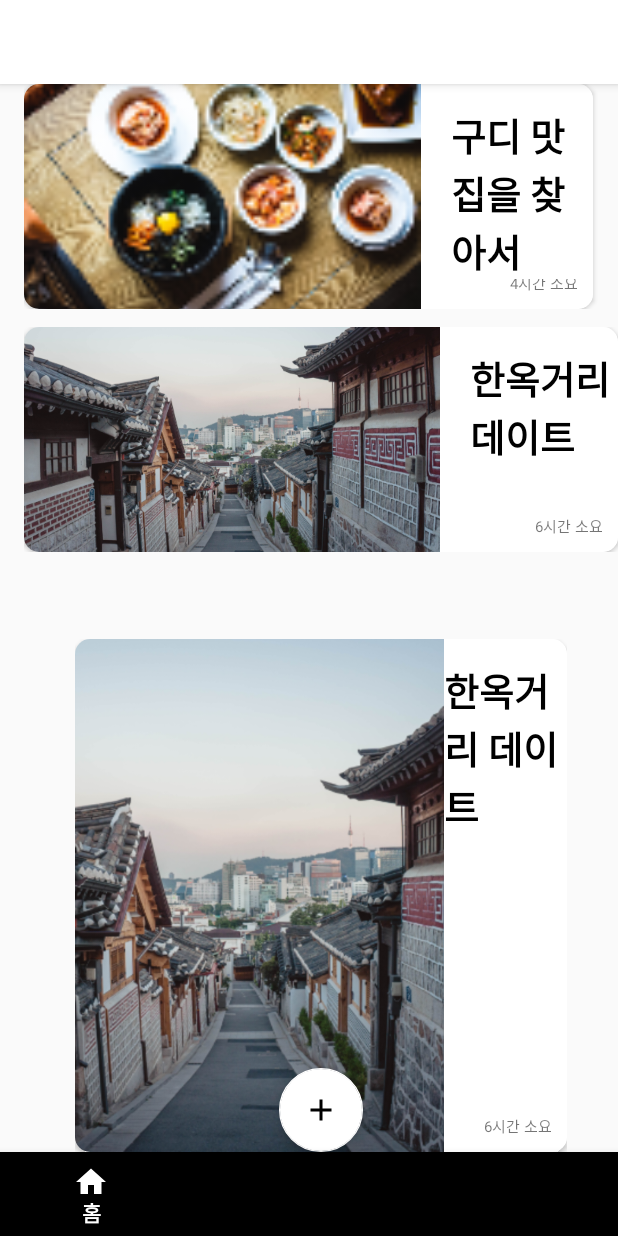
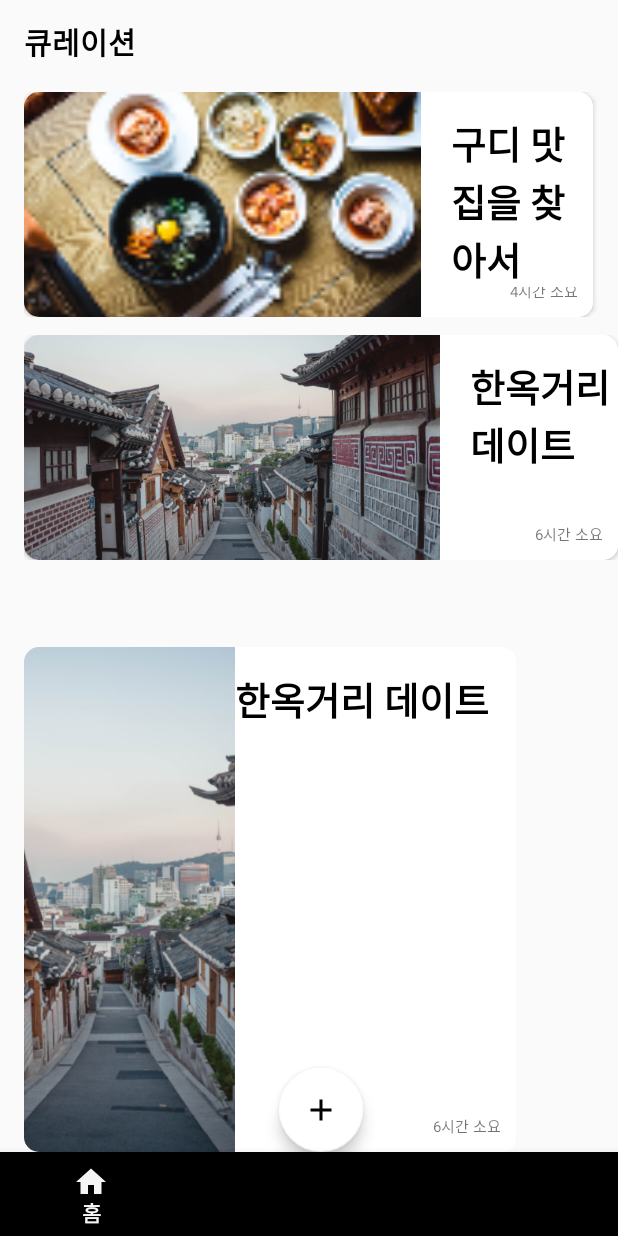
Before and after one commit to ChoiHyeongu/OverHere, an Android app: the screen it shows after launch (MainActivity), on a phone screen of 412 x 824 dp. Run offline under Robolectric (Android 15) with nearby library versions, the phone set to English and light mode, and no system bars.

Commit message:
[add] code, class, etc...

```diff
--- a/app/src/main/AndroidManifest.xml
+++ b/app/src/main/AndroidManifest.xml
@@ -8,7 +8,7 @@
         android:label="@string/app_name"
         android:roundIcon="@mipmap/ic_launcher_round"
         android:supportsRtl="true"
-        android:theme="@style/AppTheme">
+        android:theme="@style/Theme.AppCompat.Light.NoActionBar">
         <activity
             android:name=".MainActivity"
             android:label="@string/app_name">
--- a/app/src/main/java/com/example/motivation/overhere/CurationFragment.kt
+++ b/app/src/main/java/com/example/motivation/overhere/CurationFragment.kt
@@ -31,9 +31,9 @@ class CurationFragment : Fragment() {
         list.layoutManager = LinearLayoutManager(context, LinearLayoutManager.HORIZONTAL, true)
         list2.layoutManager = LinearLayoutManager(context, LinearLayoutManager.HORIZONTAL, true)
         list3.layoutManager = LinearLayoutManager(activity)
-        adapter = CurationRecyclerviewAdapter(initData1())
-        adapter2 = CurationRecyclerviewAdapter(initData2())
-        adapter3 = CurationRecyclerviewAdapter(initData3())
+        adapter = CurationRecyclerviewAdapter(initData1(), 0)
+        adapter2 = CurationRecyclerviewAdapter(initData2(), 0)
+        adapter3 = CurationRecyclerviewAdapter(initData3(), 1)
         list.adapter = adapter
         list2.adapter= adapter2
         list3.adapter= adapter3
--- a/app/src/main/java/com/example/motivation/overhere/CurationRecyclerviewAdapter.kt
+++ b/app/src/main/java/com/example/motivation/overhere/CurationRecyclerviewAdapter.kt
@@ -1,21 +1,28 @@
 package com.example.motivation.overhere
 
-import android.content.Context
-import android.media.Image
 import android.support.v7.widget.RecyclerView
+import android.text.Layout
 import android.view.LayoutInflater
 import android.view.View
 import android.view.ViewGroup
 import android.widget.ImageView
 import android.widget.TextView
 
-class CurationRecyclerviewAdapter(list: ArrayList<Curation>) : RecyclerView.Adapter<CustomViewHolder>() {
+class CurationRecyclerviewAdapter(list: ArrayList<Curation>, _opt: Int) : RecyclerView.Adapter<CustomViewHolder>() {
 
     var curationList: ArrayList<Curation> = list
+    var opt = _opt
+    lateinit var cellForRow: View
 
     override fun onCreateViewHolder(parent: ViewGroup, viewType: Int): CustomViewHolder {
         val layoutInflater = LayoutInflater.from(parent.context)
-        val cellForRow = layoutInflater.inflate(R.layout.item_cardview, parent, false)
+
+        if (opt == 0) {
+            cellForRow = layoutInflater.inflate(R.layout.item_cardview, parent, false)
+        } else {
+            cellForRow = layoutInflater.inflate(R.layout.item_cardview2,parent, false)
+        }
+
         return CustomViewHolder(cellForRow)
     }
 
--- a/app/src/main/java/com/example/motivation/overhere/MainActivity.kt
+++ b/app/src/main/java/com/example/motivation/overhere/MainActivity.kt
@@ -7,34 +7,40 @@ import kotlinx.android.synthetic.main.activity_main.*
 
 class MainActivity : AppCompatActivity() {
 
+    override fun onCreate(savedInstanceState: Bundle?) {
+        super.onCreate(savedInstanceState)
+        setContentView(R.layout.activity_main)
+
+        toolbar_title.text = "큐레이션"
+        supportFragmentManager.beginTransaction().add(R.id.main_container, CurationFragment()).commit()
+
+        navigation.setOnNavigationItemSelectedListener(mOnNavigationItemSelectedListener)
+    }
+
     private val mOnNavigationItemSelectedListener = BottomNavigationView.OnNavigationItemSelectedListener { item ->
         when (item.itemId) {
             R.id.navigation_home -> {
+                toolbar_title.text = "큐레이션"
                 supportFragmentManager.beginTransaction().replace(R.id.main_container, CurationFragment()).commit()
                 return@OnNavigationItemSelectedListener true
             }
             R.id.navigation_alert -> {
+                toolbar_title.text = "알람"
                 supportFragmentManager.beginTransaction().replace(R.id.main_container, AlertFragment()).commit()
                 return@OnNavigationItemSelectedListener true
             }
             R.id.navigation_plan -> {
-
+                toolbar_title.text = "일정"
+                supportFragmentManager.beginTransaction().replace(R.id.main_container, PlanFragment()).commit()
                 return@OnNavigationItemSelectedListener true
             }
 
             R.id.navigation_friend -> {
+                supportFragmentManager.beginTransaction().replace(R.id.main_container, FriendFragment()).commit()
+                toolbar_title.text = "친구"
                 return@OnNavigationItemSelectedListener true
             }
         }
         false
     }
-
-    override fun onCreate(savedInstanceState: Bundle?) {
-        super.onCreate(savedInstanceState)
-        setContentView(R.layout.activity_main)
-
-        supportFragmentManager.beginTransaction().add(R.id.main_container, CurationFragment()).commit()
-
-        navigation.setOnNavigationItemSelectedListener(mOnNavigationItemSelectedListener)
-    }
 }
--- a/app/src/main/res/layout/activity_main.xml
+++ b/app/src/main/res/layout/activity_main.xml
@@ -6,6 +6,21 @@
     android:layout_height="match_parent"
     android:orientation="vertical"
     tools:context=".MainActivity">
+
+    <android.support.v7.widget.Toolbar
+        android:layout_width="match_parent"
+        android:layout_height="56dp">
+
+        <TextView
+            android:id="@+id/toolbar_title"
+            android:layout_width="wrap_content"
+            android:layout_height="wrap_content"
+            android:fontFamily="sans-serif-black"
+            android:lineSpacingExtra="6sp"
+            android:textColor="#000000"
+            android:textSize="20sp"
+            android:textStyle="normal" />
+    </android.support.v7.widget.Toolbar>
 
     <FrameLayout
         android:id="@+id/main_container"
--- a/app/src/main/res/layout/fragment_curation.xml
+++ b/app/src/main/res/layout/fragment_curation.xml
@@ -10,6 +10,7 @@
         android:layout_width="match_parent"
         android:layout_height="match_parent"
         android:layout_marginLeft="16dp"
+        android:layout_marginTop="5dp"
         android:orientation="vertical">
 
         <android.support.v7.widget.RecyclerView
@@ -40,9 +41,11 @@
 
         <android.support.v7.widget.RecyclerView
             android:id="@+id/curation_list3"
-            android:layout_gravity="center"
             android:layout_width="328dp"
-            android:layout_height="match_parent"></android.support.v7.widget.RecyclerView>
+            android:fillViewport="true"
+            android:layout_height="match_parent">
+
+        </android.support.v7.widget.RecyclerView>
 
     </LinearLayout>
 
```
Also changed, not shown: app/src/main/java/com/example/motivation/overhere/FriendFragment.kt (added, +29 -0 lines), app/src/main/res/layout/fragment_friend.xml (added, +14 -0 lines).
